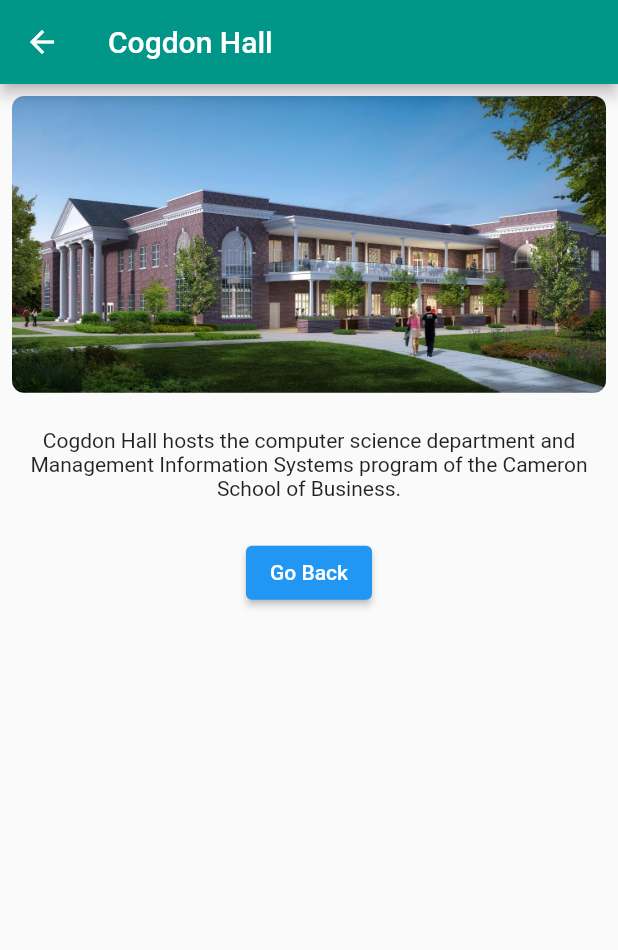
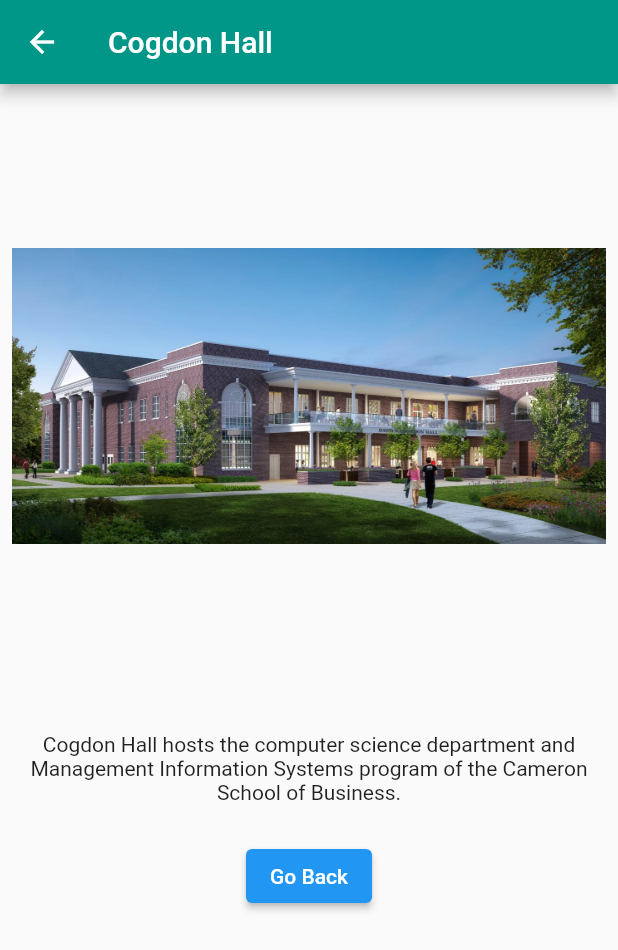
Before and after one commit to traftonrey/uncw-landmark-application, a Flutter app: the screen it shows after launch, after a tap on "Cogdon Hall", on a phone screen of 412 x 824 dp. Shown: the top 950 px of the screen. Run offline on Flutter 3.47's test engine with Material 2 defaults, Android fonts, the phone set to English and light mode, and no system bars; our stand-ins replace firebase_auth, firebase_core; missing offline and left inert: cloud_firestore_web, firebase_auth_web, firebase_core_web; accounts and stored records are empty.

Commit message:
added a hamburger menu and made images same size

```diff
--- a/lib/detailed_site_screen.dart
+++ b/lib/detailed_site_screen.dart
@@ -23,6 +23,8 @@
                       borderRadius: BorderRadius.circular(8.0),
                       child: Image.asset(
                         "assets/images/${site!.reference}.jpg",
+                        height: 400,
+                        width: 400
                       ))),
               const SizedBox(height: 16),
               Text(
--- a/lib/home_screen.dart
+++ b/lib/home_screen.dart
@@ -4,6 +4,8 @@
 import 'package:uncw_landmark_app/about_screen.dart';
 import 'package:uncw_landmark_app/detailed_site_screen.dart';
 import 'site_data.dart';
+import 'home_screen.dart';
+import 'about_screen.dart';
 
 class HomeScreen extends StatelessWidget {
   const HomeScreen({super.key});
@@ -11,6 +13,32 @@
   @override
   Widget build(BuildContext context) {
     return Scaffold(
+        drawer: Drawer(
+          child: ListView(
+        padding: EdgeInsets.zero,
+        children: [
+          const DrawerHeader(
+            decoration: BoxDecoration(color: Colors.tealAccent),
+            child: Text("Choose one of the following pages:"),
+          ),
+          ListTile(
+            leading: const Icon(Icons.home),
+            title: const Text("Home Screen"),
+            onTap: () {
+              Navigator.of(context)
+                  .push(MaterialPageRoute(builder: (context) => HomeScreen()));
+            },
+          ),
+          ListTile(
+            leading: Icon(Icons.info),
+            title: Text("About Screen"),
+            onTap: () {
+              Navigator.of(context).push(MaterialPageRoute(
+                  builder: (context) => AboutScreen()));
+            },
+          )
+        ],
+      )),
       appBar: AppBar(
         title: const Text("Home"),
         backgroundColor: Colors.teal,
```
